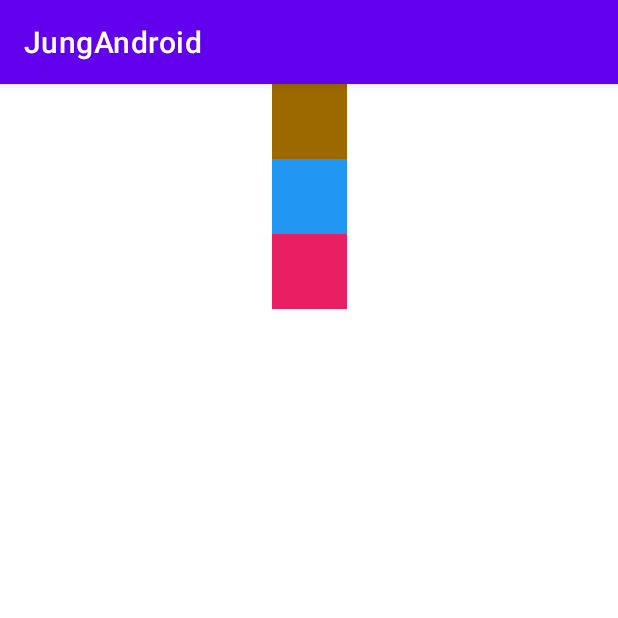
After one commit to Liv66/JungAndroid, an Android app: the ConstraintActivity screen opened directly, with no data from a screen before it, on a phone screen of 412 x 824 dp, the top half of it. The commit adds this screen. Run offline under Robolectric (Android 15) with nearby library versions, the phone set to English and light mode, and no system bars.

Commit message:
layout 리니어  - orientation 방향  - weight 가중치  - gravity 위치 레러티브  - 관계, 상대  - 뷰 끼리 겹칠 수 있다 컨스트레인트  -강제, 앵커  - 계층이 하나  - 화면전환이 이루어졌을 떄 그 비율을 유지한다.

```diff
--- a/JungAndroid/app/src/main/AndroidManifest.xml
+++ b/JungAndroid/app/src/main/AndroidManifest.xml
@@ -10,6 +10,12 @@
         android:supportsRtl="true"
         android:theme="@style/Theme.JungAndroid">
         <activity
+            android:name=".ConstraintActivity"
+            android:exported="false" />
+        <activity
+            android:name=".RelativeActivity"
+            android:exported="false" />
+        <activity
             android:name=".MainActivity"
             android:exported="true">
             <intent-filter>
--- /dev/null
+++ b/JungAndroid/app/src/main/java/com/example/jungandroid/ConstraintActivity.kt
@@ -0,0 +1,11 @@
+package com.example.jungandroid
+
+import androidx.appcompat.app.AppCompatActivity
+import android.os.Bundle
+
+class ConstraintActivity : AppCompatActivity() {
+    override fun onCreate(savedInstanceState: Bundle?) {
+        super.onCreate(savedInstanceState)
+        setContentView(R.layout.activity_constraint)
+    }
+}
--- /dev/null
+++ b/JungAndroid/app/src/main/res/layout/activity_constraint.xml
@@ -0,0 +1,39 @@
+<?xml version="1.0" encoding="utf-8"?>
+<androidx.constraintlayout.widget.ConstraintLayout xmlns:android="http://schemas.android.com/apk/res/android"
+    xmlns:app="http://schemas.android.com/apk/res-auto"
+    xmlns:tools="http://schemas.android.com/tools"
+    android:layout_width="match_parent"
+    android:layout_height="match_parent"
+    tools:context=".ConstraintActivity">
+
+    <View
+        android:id="@+id/orange_view"
+        app:layout_constraintStart_toStartOf="parent"
+        app:layout_constraintEnd_toEndOf="parent"
+        app:layout_constraintTop_toTopOf="parent"
+        android:layout_width="50dp"
+        android:layout_height="50dp"
+        android:background="#9C6800"
+        />
+
+    <View
+        android:id="@+id/blue_view"
+        android:layout_width="50dp"
+        android:layout_height="50dp"
+        android:background="#2196F3"
+        app:layout_constraintTop_toBottomOf="@id/orange_view"
+        app:layout_constraintStart_toStartOf="parent"
+        app:layout_constraintEnd_toEndOf="parent"
+        />
+
+    <View
+        android:id="@+id/pink_view"
+        android:layout_width="50dp"
+        android:layout_height="50dp"
+        android:background="#E91E63"
+        app:layout_constraintTop_toBottomOf="@id/blue_view"
+        app:layout_constraintStart_toStartOf="parent"
+        app:layout_constraintEnd_toEndOf="parent"
+        />
+
+</androidx.constraintlayout.widget.ConstraintLayout>
```
Also changed, not shown: JungAndroid/app/src/main/java/com/example/jungandroid/RelativeActivity.kt (added, +11 -0 lines), JungAndroid/app/src/main/res/layout/activity_main.xml (+22 -11 lines), JungAndroid/app/src/main/res/layout/activity_relative.xml (added, +33 -0 lines).
